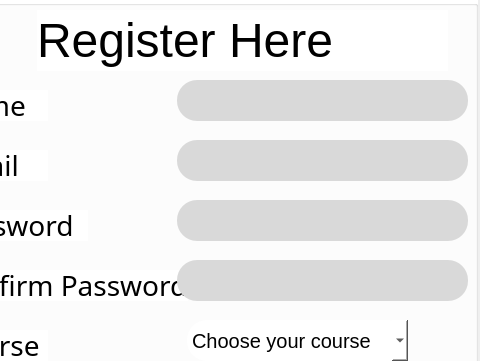
Above: registration.ui from pantshaswat/RMS before the change; both pictures show x 733 to 1213 and y 0 to 361 of the 1213 by 587 pixel window. Below: the same form after it.
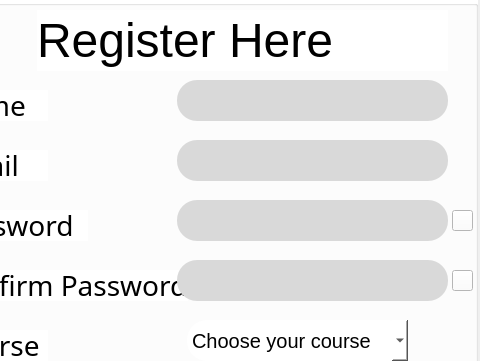
That is the form after the change. Icons and pictures are not drawn.

```diff
--- a/registration.ui
+++ b/registration.ui
@@ -299,7 +299,7 @@
      <rect>
       <x>260</x>
       <y>140</y>
-      <width>291</width>
+      <width>271</width>
       <height>41</height>
      </rect>
     </property>
@@ -328,7 +328,7 @@
      <rect>
       <x>260</x>
       <y>200</y>
-      <width>291</width>
+      <width>271</width>
       <height>41</height>
      </rect>
     </property>
@@ -363,7 +363,7 @@
      <rect>
       <x>260</x>
       <y>260</y>
-      <width>291</width>
+      <width>271</width>
       <height>41</height>
      </rect>
     </property>
@@ -552,7 +552,7 @@
      <rect>
       <x>260</x>
       <y>80</y>
-      <width>291</width>
+      <width>271</width>
       <height>41</height>
      </rect>
     </property>
@@ -613,6 +613,38 @@
      <string>Name</string>
     </property>
    </widget>
+   <widget class="QPushButton" name="pushButton_eye">
+    <property name="geometry">
+     <rect>
+      <x>535</x>
+      <y>210</y>
+      <width>21</width>
+      <height>21</height>
+     </rect>
+    </property>
+    <property name="styleSheet">
+     <string notr="true">border-image: url(:/img/IMG resources/hide.png);</string>
+    </property>
+    <property name="text">
+     <string/>
+    </property>
+   </widget>
+   <widget class="QPushButton" name="pushButton_eye_2">
+    <property name="geometry">
+     <rect>
+      <x>535</x>
+      <y>270</y>
+      <width>21</width>
+      <height>21</height>
+     </rect>
+    </property>
+    <property name="styleSheet">
+     <string notr="true">border-image: url(:/img/IMG resources/hide.png);</string>
+    </property>
+    <property name="text">
+     <string/>
+    </property>
+   </widget>
   </widget>
   <widget class="QLabel" name="label_10">
    <property name="geometry">
```
